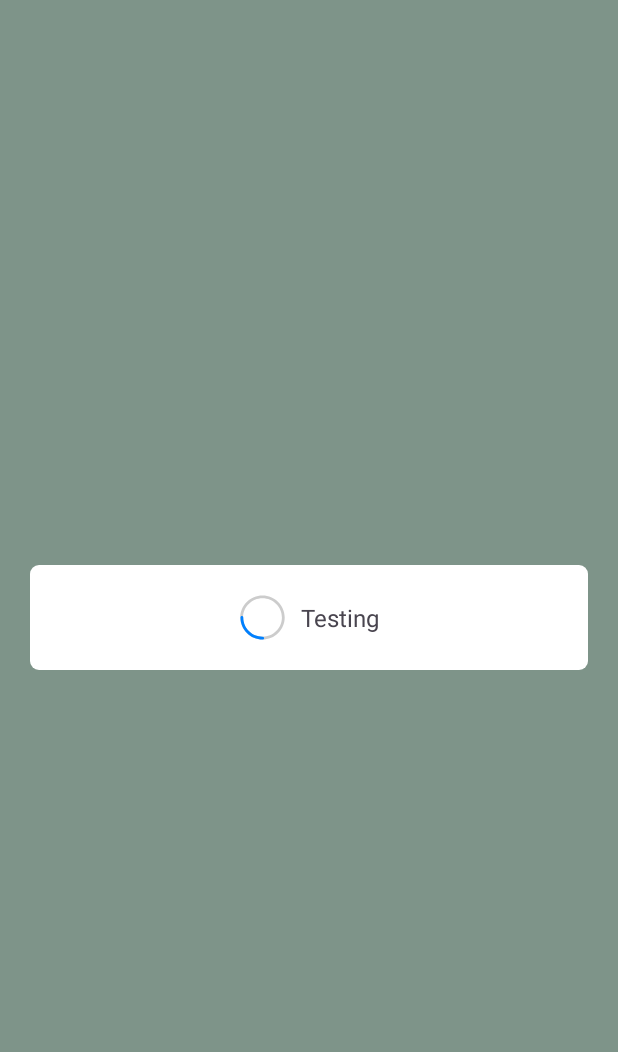
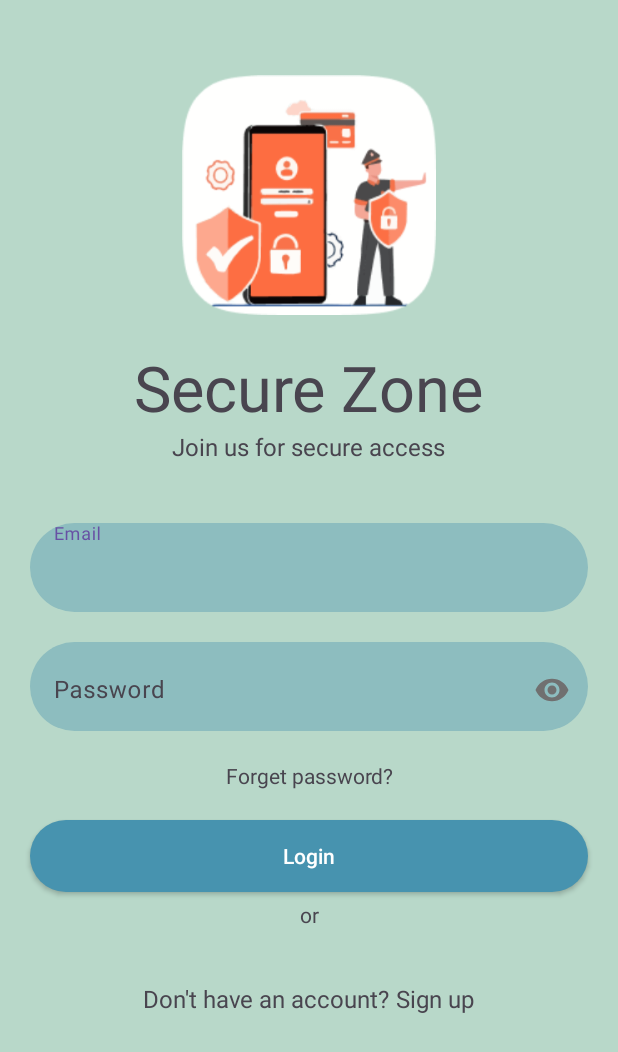
Before and after one commit to hmzi67/Secure-Zone, an Android app: the screen it shows after launch (MainActivity before the commit, LoginActivity after it), after a tap on "SDF", on a phone screen of 412 x 824 dp. Shown: the top 1052 px of the screen. Run offline under Robolectric (Android 15) with nearby library versions, the phone set to English and light mode, and no system bars.

Commit message:
Naveed : Updating Login Screen

```diff
--- a/app/src/main/java/io/github/hmzi67/securezone/Activities/MainActivity.java
+++ b/app/src/main/java/io/github/hmzi67/securezone/Activities/MainActivity.java
@@ -1,10 +1,12 @@
 package io.github.hmzi67.securezone.Activities;
 
+import android.content.Intent;
 import android.os.Bundle;
 import android.view.View;
 
 import androidx.activity.EdgeToEdge;
 import androidx.appcompat.app.AppCompatActivity;
+import androidx.appcompat.app.AppCompatDelegate;
 import androidx.core.graphics.Insets;
 import androidx.core.view.ViewCompat;
 import androidx.core.view.WindowInsetsCompat;
@@ -21,16 +23,18 @@ public class MainActivity extends AppCompatActivity {
         super.onCreate(savedInstanceState);
         binding = ActivityMainBinding.inflate(getLayoutInflater());
         setContentView(binding.getRoot());
+        AppCompatDelegate.setDefaultNightMode(AppCompatDelegate.MODE_NIGHT_NO);
 
         init();
     }
 
     private void init() {
         binding.testBtn.setOnClickListener(view -> {
-            ProgressStatus ps = new ProgressStatus(this);
-            ps.setTitle("Testing");
-            ps.setCanceledOnTouchOutside(true);
-            ps.show();
+            startActivity(new Intent(MainActivity.this, LoginActivity.class));
+//            ProgressStatus ps = new ProgressStatus(this);
+//            ps.setTitle("Testing");
+//            ps.setCanceledOnTouchOutside(true);
+//            ps.show();
         });
     }
 }
--- a/app/src/main/res/layout/activity_login.xml
+++ b/app/src/main/res/layout/activity_login.xml
@@ -24,6 +24,7 @@
                 app:layout_constraintEnd_toEndOf="parent"
                 app:layout_constraintStart_toStartOf="parent"
                 app:layout_constraintTop_toTopOf="parent"
+                android:src="@drawable/ic_login_screen"
                 android:contentDescription="app logo"
                 />
 
@@ -38,11 +39,14 @@
                 <TextView
                     android:layout_width="wrap_content"
                     android:layout_height="wrap_content"
-                    android:text="Secure Zone" />
+                    android:text="Secure Zone"
+                    android:textSize="42sp"
+                    />
 
                 <TextView
                     android:layout_width="wrap_content"
                     android:layout_height="wrap_content"
+                    android:textSize="16sp"
                     android:text="Join us for secure access" />
 
             </LinearLayout>
```
Also changed, not shown: app/src/main/res/drawable/ic_login_screen.png (added).
